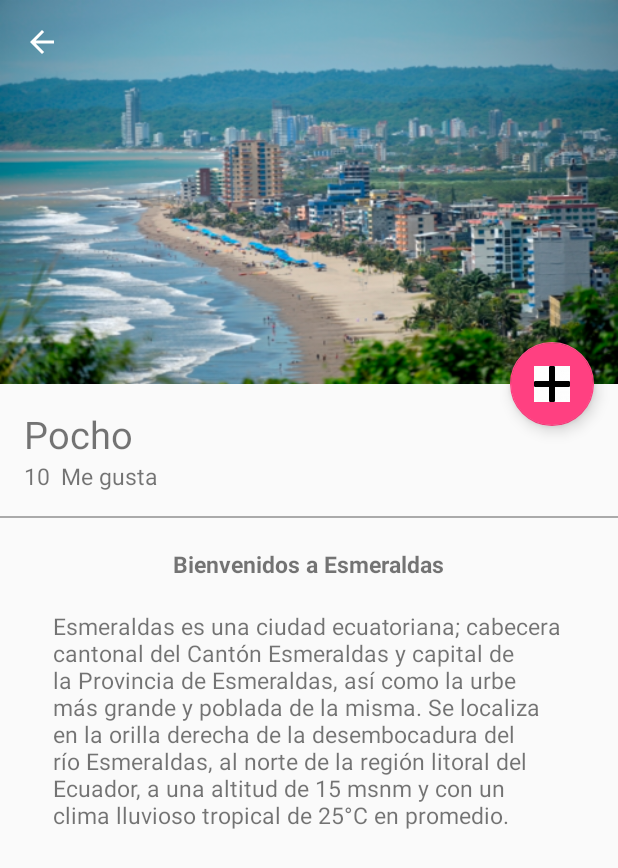
After one commit to JoseCobena/Pucesegram, an Android app: the PictureDetailActivity screen opened directly, with no data from a screen before it, on a phone screen of 412 x 824 dp. The commit adds this screen. Shown: the top 868 px of the screen. Run offline under Robolectric (Android 15) with nearby library versions, the phone set to English and light mode, and no system bars.

Commit message:
Sin array para descripcion de imagen

```diff
--- a/app/src/main/java/com/pucese/pucesegram/view/HomeActivity.java
+++ b/app/src/main/java/com/pucese/pucesegram/view/HomeActivity.java
@@ -56,6 +56,11 @@ public class HomeActivity extends AppCompatActivity {
             }
         });
     }
+    public void goPictureDetail(View view)
+    {
+        Intent intent=new Intent(this, PictureDetailActivity.class);
+        startActivity(intent);
+    }
     private void getUserId(){
         String id = mAuth.getCurrentUser().getUid();
         mDatabase.child("Users").child(id).addValueEventListener(new ValueEventListener() {
--- /dev/null
+++ b/app/src/main/java/com/pucese/pucesegram/view/PictureDetailActivity.java
@@ -0,0 +1,33 @@
+package com.pucese.pucesegram.view;
+
+import android.os.Build;
+import android.support.design.widget.CollapsingToolbarLayout;
+import android.support.v7.app.AppCompatActivity;
+import android.os.Bundle;
+import android.support.v7.widget.Toolbar;
+import android.transition.Fade;
+
+import com.pucese.pucesegram.R;
+
+public class PictureDetailActivity extends AppCompatActivity {
+
+    @Override
+    protected void onCreate(Bundle savedInstanceState) {
+        super.onCreate(savedInstanceState);
+        setContentView(R.layout.activity_picture_detail);
+        showToolbar(" ",true);
+        if(Build.VERSION.SDK_INT>=Build.VERSION_CODES.LOLLIPOP)
+        {
+            getWindow().setEnterTransition(new Fade());
+        }
+
+    }
+    public void showToolbar(String tittle, boolean upButton)
+    {
+        Toolbar toolbar=(Toolbar) findViewById(R.id.toolbar);
+        setSupportActionBar(toolbar);
+        getSupportActionBar().setTitle(tittle);
+        getSupportActionBar().setDisplayHomeAsUpEnabled(upButton);
+        CollapsingToolbarLayout collapsingToolbarLayout=(CollapsingToolbarLayout)findViewById(R.id.collapsingToolbar);
+    }
+}
--- /dev/null
+++ b/app/src/main/res/layout/activity_picture_detail.xml
@@ -0,0 +1,122 @@
+<?xml version="1.0" encoding="utf-8"?>
+<android.support.design.widget.CoordinatorLayout
+    xmlns:android="http://schemas.android.com/apk/res/android"
+    xmlns:app="http://schemas.android.com/apk/res-auto"
+    xmlns:tools="http://schemas.android.com/tools"
+    android:layout_width="match_parent"
+    android:layout_height="match_parent"
+    android:fitsSystemWindows="true"
+    tools:context=".view.PictureDetailActivity">
+    <android.support.design.widget.AppBarLayout
+        android:id="@+id/appBar"
+        android:layout_width="match_parent"
+        android:layout_height="@dimen/appbarlayout_heigth"
+        android:theme="@style/ThemeOverlay.AppCompat.Dark.ActionBar">
+        <android.support.design.widget.CollapsingToolbarLayout
+            android:id="@+id/collapsingToolbar"
+            android:layout_width="match_parent"
+            android:layout_height="match_parent"
+            app:layout_scrollFlags="scroll|exitUntilCollapsed"
+            app:contentScrim="@color/colorPrimary"
+            >
+            <ImageView
+                android:id="@+id/imageHeader"
+                android:layout_width="match_parent"
+                android:layout_height="match_parent"
+                android:scaleType="centerCrop"
+                android:background="@drawable/atacames"
+                app:layout_collapseMode="parallax"
+                android:fitsSystemWindows="true"
+                android:transitionName="@string/transitionname_picture"
+                />
+            <android.support.v7.widget.Toolbar
+                android:id="@+id/toolbar"
+                android:layout_width="match_parent"
+                android:layout_height="?attr/actionBarSize"
+                app:popupTheme="@style/ThemeOverlay.AppCompat.Light"
+                app:layout_collapseMode="pin"
+                />
+        </android.support.design.widget.CollapsingToolbarLayout>
+    </android.support.design.widget.AppBarLayout>
+    <android.support.v4.widget.NestedScrollView
+        android:layout_width="match_parent"
+        android:layout_height="match_parent"
+        app:layout_behavior="@string/appbar_scrolling_view_behavior"
+        >
+        <LinearLayout
+            android:layout_width="match_parent"
+            android:layout_height="match_parent"
+            android:orientation="vertical"
+            android:paddingTop="@dimen/activity_vertival_margin">
+            <TextView
+                android:id="@+id/userNameDetail"
+                android:layout_width="wrap_content"
+                android:layout_height="wrap_content"
+                android:textSize="@dimen/textsize_usernamedetail"
+                android:text="@string/username_card"
+                android:paddingLeft="@dimen/activity_horizontal_margin"
+                android:paddingRight="@dimen/activity_vertival_margin"/>
+            <LinearLayout
+                android:layout_width="match_parent"
+                android:layout_height="wrap_content"
+                android:orientation="horizontal"
+                android:paddingBottom="@dimen/activity_vertival_margin"
+                android:paddingLeft="@dimen/activity_horizontal_margin"
+                android:paddingRight="@dimen/activity_horizontal_margin"
+                >
+                <TextView
+                    android:id="@+id/likeNumberDetail"
+                    android:layout_width="wrap_content"
+                    android:layout_height="wrap_content"
+                    android:textSize="@dimen/textsize_likenumberdetail"
+                    android:text="10"
+                    />
+                <TextView
+                    android:id="@+id/secondWordDetail"
+                    android:layout_width="wrap_content"
+                    android:layout_height="wrap_content"
+                    android:textSize="@dimen/textsize_likenumberdetail"
+                    android:text="@string/secondword_detail"
+                    android:layout_marginLeft="@dimen/marginleft_secondword"
+                    />
+            </LinearLayout>
+            <View
+                android:layout_width="match_parent"
+                android:layout_height="@dimen/height_divider"
+                android:background="@android:color/darker_gray"
+                />
+            <TextView
+                android:id="@+id/titleImage"
+                android:layout_width="wrap_content"
+                android:layout_height="wrap_content"
+                android:textSize="@dimen/textsize_likenumberdetail"
+                android:text="@string/titleimagedetail"
+                android:layout_gravity="center_horizontal"
+                android:textStyle="bold"
+                android:paddingTop="@dimen/paddingtop_titleimagedetail"
+                />
+            <TextView
+                android:id="@+id/textContentImageDetail"
+                android:layout_width="wrap_content"
+                android:layout_height="wrap_content"
+                android:textSize="@dimen/textsize_likenumberdetail"
+                android:text="@string/lorem"
+                android:layout_gravity="center_horizontal"
+                android:paddingTop="@dimen/paddingtop_titleimagedetail"
+                android:paddingLeft="@dimen/paddingtop_horizontal_textcontentdetail"
+                android:paddingRight="@dimen/paddingtop_horizontal_textcontentdetail"
+                />
+
+        </LinearLayout>
+
+    </android.support.v4.widget.NestedScrollView>
+    <android.support.design.widget.FloatingActionButton
+        android:id="@+id/fab"
+        android:layout_width="wrap_content"
+        android:layout_height="wrap_content"
+        android:layout_margin="@dimen/fab_margin"
+        app:srcCompat="@drawable/plus"
+        app:layout_anchor="@+id/appBar"
+        app:layout_anchorGravity="bottom|end"
+        />
+</android.support.design.widget.CoordinatorLayout>
--- a/app/src/main/res/layout/activity_reset_password.xml
+++ b/app/src/main/res/layout/activity_reset_password.xml
@@ -1,14 +1,25 @@
 <?xml version="1.0" encoding="utf-8"?>
-<LinearLayout
+<android.support.design.widget.CoordinatorLayout
     xmlns:android="http://schemas.android.com/apk/res/android"
     xmlns:app="http://schemas.android.com/apk/res-auto"
     xmlns:tools="http://schemas.android.com/tools"
     android:layout_width="match_parent"
     android:layout_height="match_parent"
-    android:orientation="vertical"
-    android:padding="20dp"
+    android:fitsSystemWindows="true"
     tools:context=".view.ResetPasswordActivity">
     <include layout="@layout/actionbar_toolbar"/>
+    <ScrollView
+        android:layout_width="match_parent"
+        android:layout_height="match_parent"
+        android:fillViewport="true"
+        app:layout_behavior="@string/appbar_scrolling_view_behavior"
+        >
+        <LinearLayout
+            android:layout_width="match_parent"
+            android:layout_height="match_parent"
+            android:padding="@dimen/activity_vertival_margin"
+            android:orientation="vertical"
+            >
             <android.support.design.widget.TextInputLayout
                 android:layout_width="match_parent"
                 android:layout_height="wrap_content"
@@ -21,12 +32,6 @@
                     android:hint="@string/hint_email"
                     />
             </android.support.design.widget.TextInputLayout>
-    <LinearLayout
-        android:layout_width="match_parent"
-        android:layout_height="match_parent"
-        android:gravity="bottom"
-        android:orientation="vertical">
-
             <Button
                 android:id="@+id/ResetPassword"
                 android:layout_width="match_parent"
@@ -34,6 +39,9 @@
                 android:background="@color/colorAccent"
                 android:text="@string/Reset_Password"
                 android:textColor="@color/editTextColorWhite" />
+
         </LinearLayout>
 
-</LinearLayout>
+    </ScrollView>
+
+</android.support.design.widget.CoordinatorLayout>
--- a/app/src/main/res/layout/cardview_picture.xml
+++ b/app/src/main/res/layout/cardview_picture.xml
@@ -21,6 +21,7 @@
             android:layout_height="@dimen/height_cardview"
             android:background="@drawable/portete"
             android:scaleType="centerCrop"
+            android:onClick="goPictureDetail"
             />
         <LinearLayout
             android:layout_width="match_parent"
--- a/app/src/main/res/values/dimens.xml
+++ b/app/src/main/res/values/dimens.xml
@@ -12,5 +12,12 @@
     <dimen name="firstword_textsize_card">15sp</dimen>
     <dimen name="timecard_marginleft_card">5dp</dimen>
     <dimen name="like_margintop_card">10dp</dimen>
+    <dimen name="appbarlayout_heigth">256dp</dimen>
+    <dimen name="textsize_usernamedetail">25sp</dimen>
+    <dimen name="textsize_likenumberdetail">15sp</dimen>
+    <dimen name="marginleft_secondword">7dp</dimen>
+    <dimen name="height_divider">1dp</dimen>
+    <dimen name="paddingtop_titleimagedetail">20dp</dimen>
+    <dimen name="paddingtop_horizontal_textcontentdetail">35dp</dimen>
 
 </resources>
--- a/app/src/main/res/values/strings.xml
+++ b/app/src/main/res/values/strings.xml
@@ -1,9 +1,9 @@
 <resources>
     <string name="app_name">Pucesegram</string>
-    <string name="title_activity_referencia">ReferenciaActivity</string>
+    <string name="title_activity_referencia">Lugares Turísticos</string>
     <string name="hint_username">Nombre de Usuario</string>
     <string name="hint_password">Contraseña</string>
-    <string name="text_button_login">Login</string>
+    <string name="text_button_login">Ingresar</string>
     <string name="dont_have_account">¿No Tienes Cuenta?</string>
     <string name="create_here">Crea Una Aquí</string>
     <string name="hint_email">Correo electrónico</string>
@@ -12,16 +12,20 @@
     <string name="hint_confirm_password">Confirmar Contraseña</string>
     <string name="text_button_createaccount">Únete</string>
     <string name="toolbar_createaccount">Crear Cuenta</string>
-    <string name="toolbar_home">Home</string>
+    <string name="toolbar_home">Inicio</string>
     <string name="username_card">Pocho</string>
     <string name="firstword_card">Hace</string>
     <string name="timecard_card">4 días</string>
     <string name="likenumbercard_card">10 me gusta</string>
     <string name="text_button_signOut">Cerrar sesion</string>
-    <string name="hello_world">Hello world</string>
-    <string name="sign_out">Sign Out</string>
+    <string name="hello_world">Hola mundo</string>
+    <string name="sign_out">Cerrar sesion</string>
     <string name="Reset_Password">Restablecer contraseña</string>
     <string name="Forgot_Password">Olvidé mi contraseña</string>
+    <string name="transitionname_picture">transitionnamepicture</string>
+    <string name="secondword_detail">Me gusta</string>
+    <string name="titleimagedetail">Bienvenidos a Esmeraldas</string>
+    <string name="lorem">Esmeraldas es una ciudad ecuatoriana; cabecera cantonal del Cantón Esmeraldas y capital de la Provincia de Esmeraldas, así como la urbe más grande y poblada de la misma. Se localiza en la orilla derecha de la desembocadura del río Esmeraldas, al norte de la región litoral del Ecuador, a una altitud de 15 msnm y con un clima lluvioso tropical de 25°C en promedio.</string>
 
     <string-array name="Lugares_turisticos">
         <item>Portete</item>
```
Also changed, not shown: app/src/main/AndroidManifest.xml (+7 -2 lines), app/src/main/res/drawable-hdpi/plus.png (added), app/src/main/res/drawable-mdpi/plus.png (added), app/src/main/res/drawable-xhdpi/plus.png (added), app/src/main/res/drawable-xxhdpi/plus.png (added), app/src/main/res/drawable-xxxhdpi/plus.png (added), 2 other files. Lines whose indentation alone changed are shown as unchanged.
